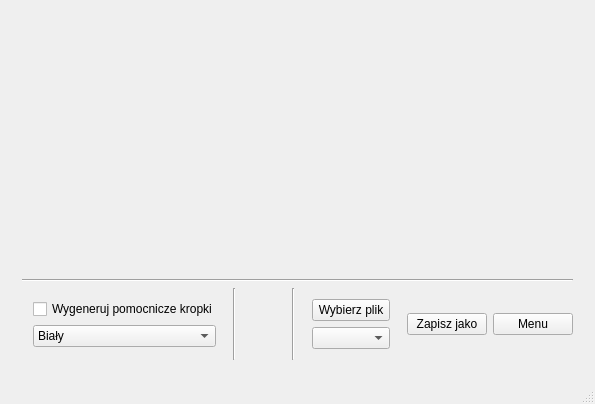
The window that projekt/src/mainwindow.ui (KevinSupertramp/stereogramiksy) describes before a commit, drawn with Qt 5.
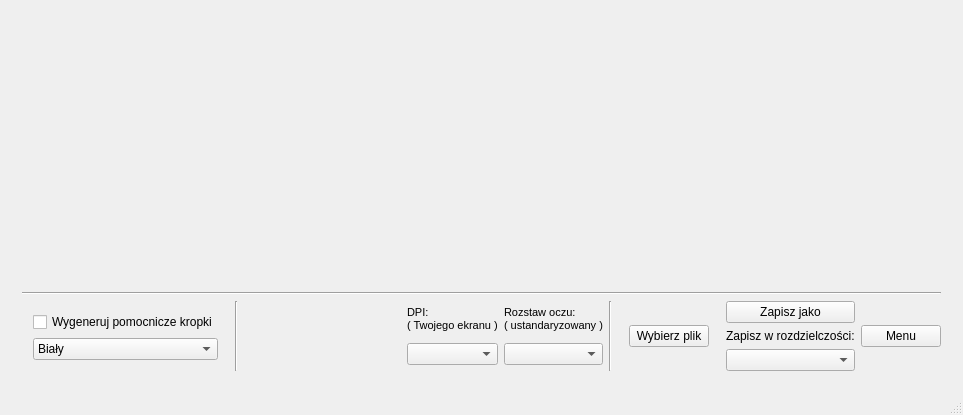
The same window after the commit.

Commit message:
+ dodano wstępną modyfikację GUI
- brak implementacji

What changed in the file:
```diff
--- a/projekt/src/mainwindow.ui
+++ b/projekt/src/mainwindow.ui
@@ -6,8 +6,8 @@
    <rect>
     <x>0</x>
     <y>0</y>
-    <width>595</width>
-    <height>404</height>
+    <width>963</width>
+    <height>415</height>
    </rect>
   </property>
   <property name="sizePolicy">
@@ -273,6 +273,58 @@
                 </property>
                </spacer>
               </item>
+              <item>
+               <layout class="QHBoxLayout" name="horizontalLayout_13">
+                <item>
+                 <layout class="QVBoxLayout" name="verticalLayout_11">
+                  <item>
+                   <widget class="QLabel" name="label_10">
+                    <property name="sizePolicy">
+                     <sizepolicy hsizetype="Preferred" vsizetype="Fixed">
+                      <horstretch>0</horstretch>
+                      <verstretch>0</verstretch>
+                     </sizepolicy>
+                    </property>
+                    <property name="text">
+                     <string>&lt;!DOCTYPE HTML PUBLIC &quot;-//W3C//DTD HTML 4.0//EN&quot; &quot;http://www.w3.org/TR/REC-html40/strict.dtd&quot;&gt;
+&lt;html&gt;&lt;head&gt;&lt;meta name=&quot;qrichtext&quot; content=&quot;1&quot; /&gt;&lt;style type=&quot;text/css&quot;&gt;
+p, li { white-space: pre-wrap; }
+&lt;/style&gt;&lt;/head&gt;&lt;body style=&quot; font-family:'MS Shell Dlg 2'; font-size:8.25pt; font-weight:400; font-style:normal;&quot;&gt;
+&lt;p style=&quot; margin-top:0px; margin-bottom:0px; margin-left:0px; margin-right:0px; -qt-block-indent:0; text-indent:0px;&quot;&gt;&lt;span style=&quot; font-size:8pt;&quot;&gt;DPI:&lt;br /&gt;( Twojego ekranu )&lt;/span&gt;&lt;/p&gt;&lt;/body&gt;&lt;/html&gt;</string>
+                    </property>
+                   </widget>
+                  </item>
+                  <item>
+                   <widget class="QComboBox" name="comboBox_2"/>
+                  </item>
+                 </layout>
+                </item>
+                <item>
+                 <layout class="QVBoxLayout" name="verticalLayout_12">
+                  <item>
+                   <widget class="QLabel" name="label_11">
+                    <property name="sizePolicy">
+                     <sizepolicy hsizetype="Preferred" vsizetype="Fixed">
+                      <horstretch>0</horstretch>
+                      <verstretch>0</verstretch>
+                     </sizepolicy>
+                    </property>
+                    <property name="text">
+                     <string>&lt;!DOCTYPE HTML PUBLIC &quot;-//W3C//DTD HTML 4.0//EN&quot; &quot;http://www.w3.org/TR/REC-html40/strict.dtd&quot;&gt;
+&lt;html&gt;&lt;head&gt;&lt;meta name=&quot;qrichtext&quot; content=&quot;1&quot; /&gt;&lt;style type=&quot;text/css&quot;&gt;
+p, li { white-space: pre-wrap; }
+&lt;/style&gt;&lt;/head&gt;&lt;body style=&quot; font-family:'MS Shell Dlg 2'; font-size:8.25pt; font-weight:400; font-style:normal;&quot;&gt;
+&lt;p style=&quot; margin-top:0px; margin-bottom:0px; margin-left:0px; margin-right:0px; -qt-block-indent:0; text-indent:0px;&quot;&gt;&lt;span style=&quot; font-size:8pt;&quot;&gt;Rozstaw oczu:&lt;br /&gt;( ustandaryzowany )&lt;/span&gt;&lt;/p&gt;&lt;/body&gt;&lt;/html&gt;</string>
+                    </property>
+                   </widget>
+                  </item>
+                  <item>
+                   <widget class="QComboBox" name="comboBox_3"/>
+                  </item>
+                 </layout>
+                </item>
+               </layout>
+              </item>
               <item>
                <widget class="Line" name="line_2">
                 <property name="orientation">
@@ -302,18 +354,35 @@
                    </property>
                   </widget>
                  </item>
-                 <item>
-                  <widget class="QComboBox" name="comboBox_2"/>
-                 </item>
                 </layout>
                </widget>
               </item>
               <item>
-               <widget class="QPushButton" name="pushButton_Save">
-                <property name="text">
-                 <string>Zapisz jako</string>
-                </property>
-               </widget>
+               <layout class="QVBoxLayout" name="verticalLayout_13">
+                <item>
+                 <widget class="QPushButton" name="pushButton_Save">
+                  <property name="text">
+                   <string>Zapisz jako</string>
+                  </property>
+                 </widget>
+                </item>
+                <item>
+                 <widget class="QLabel" name="label_12">
+                  <property name="sizePolicy">
+                   <sizepolicy hsizetype="Preferred" vsizetype="Fixed">
+                    <horstretch>0</horstretch>
+                    <verstretch>0</verstretch>
+                   </sizepolicy>
+                  </property>
+                  <property name="text">
+                   <string>Zapisz w rozdzielczości:</string>
+                  </property>
+                 </widget>
+                </item>
+                <item>
+                 <widget class="QComboBox" name="comboBox_4"/>
+                </item>
+               </layout>
               </item>
               <item>
                <widget class="QPushButton" name="pushButton">
```
Left out of the diff: 2 changed lines with no effect on the pictures. The commit also changes 3 other files.
